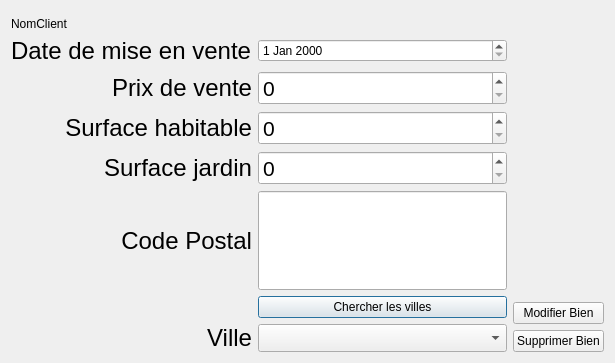
The window that src/Qt/AgenceImmobiliere/dialogbien.ui (Ovan33/Immobilier) describes before a commit, drawn with Qt 5.
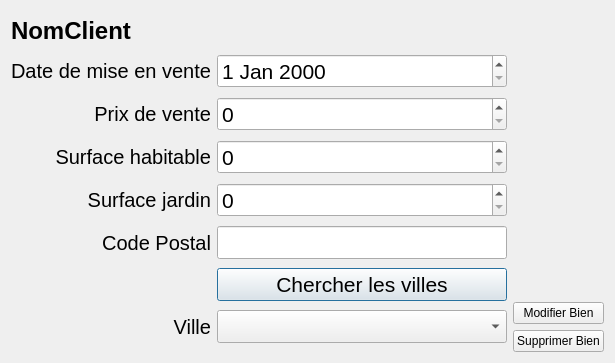
The same window after the commit.

Diff of the .ui file:
```diff
--- a/src/Qt/AgenceImmobiliere/dialogbien.ui
+++ b/src/Qt/AgenceImmobiliere/dialogbien.ui
@@ -19,6 +19,14 @@
    </item>
    <item>
     <widget class="QLabel" name="label_NomClient">
+     <property name="font">
+      <font>
+       <family>Liberation Sans</family>
+       <pointsize>18</pointsize>
+       <weight>75</weight>
+       <bold>true</bold>
+      </font>
+     </property>
      <property name="text">
       <string>NomClient</string>
      </property>
@@ -33,7 +41,7 @@
          <property name="font">
           <font>
            <family>Liberation Sans</family>
-           <pointsize>18</pointsize>
+           <pointsize>15</pointsize>
           </font>
          </property>
          <property name="text">
@@ -55,7 +63,7 @@
          <property name="font">
           <font>
            <family>Liberation Sans</family>
-           <pointsize>18</pointsize>
+           <pointsize>15</pointsize>
           </font>
          </property>
          <property name="text">
@@ -77,7 +85,7 @@
          <property name="font">
           <font>
            <family>Liberation Sans</family>
-           <pointsize>18</pointsize>
+           <pointsize>15</pointsize>
           </font>
          </property>
          <property name="text">
@@ -102,7 +110,7 @@
          <property name="font">
           <font>
            <family>Liberation Sans</family>
-           <pointsize>18</pointsize>
+           <pointsize>15</pointsize>
           </font>
          </property>
          <property name="text">
@@ -118,6 +126,12 @@
        </item>
        <item row="5" column="1">
         <widget class="QPushButton" name="button_ChercherVilles">
+         <property name="font">
+          <font>
+           <family>Liberation Sans</family>
+           <pointsize>16</pointsize>
+          </font>
+         </property>
          <property name="text">
           <string>Chercher les villes</string>
          </property>
@@ -126,7 +140,7 @@
        <item row="4" column="1">
         <widget class="QLineEdit" name="lineEdit_CodePostal">
          <property name="sizePolicy">
-          <sizepolicy hsizetype="Maximum" vsizetype="Expanding">
+          <sizepolicy hsizetype="Minimum" vsizetype="Fixed">
            <horstretch>3</horstretch>
            <verstretch>1</verstretch>
           </sizepolicy>
@@ -137,16 +151,28 @@
            <height>16777215</height>
           </size>
          </property>
+         <property name="font">
+          <font>
+           <family>Liberation Sans</family>
+           <pointsize>16</pointsize>
+          </font>
+         </property>
         </widget>
        </item>
        <item row="6" column="1">
         <widget class="QComboBox" name="comboBox_Ville">
          <property name="sizePolicy">
-          <sizepolicy hsizetype="Preferred" vsizetype="MinimumExpanding">
+          <sizepolicy hsizetype="Minimum" vsizetype="Fixed">
            <horstretch>1</horstretch>
            <verstretch>0</verstretch>
           </sizepolicy>
          </property>
+         <property name="font">
+          <font>
+           <family>Liberation Sans</family>
+           <pointsize>16</pointsize>
+          </font>
+         </property>
         </widget>
        </item>
        <item row="3" column="0">
@@ -160,7 +186,7 @@
          <property name="font">
           <font>
            <family>Liberation Sans</family>
-           <pointsize>18</pointsize>
+           <pointsize>15</pointsize>
           </font>
          </property>
          <property name="text">
@@ -172,14 +198,21 @@
         </widget>
        </item>
        <item row="0" column="1">
-        <widget class="QDateEdit" name="dateEdit_DateMiseVente"/>
+        <widget class="QDateEdit" name="dateEdit_DateMiseVente">
+         <property name="font">
+          <font>
+           <family>Liberation Sans</family>
+           <pointsize>16</pointsize>
+          </font>
+         </property>
+        </widget>
        </item>
        <item row="0" column="0">
         <widget class="QLabel" name="label_DateMiseVente">
          <property name="font">
           <font>
            <family>Liberation Sans</family>
-           <pointsize>18</pointsize>
+           <pointsize>15</pointsize>
           </font>
          </property>
          <property name="text">
```
Left out of the diff: 4 changed lines with no effect on the pictures.
